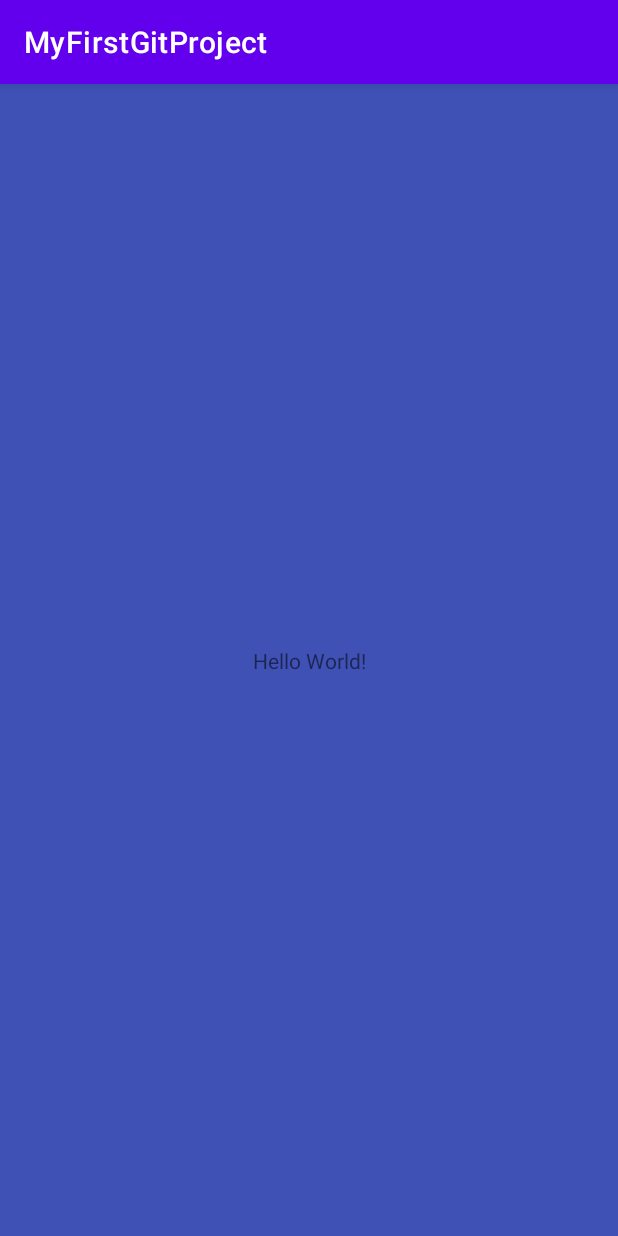
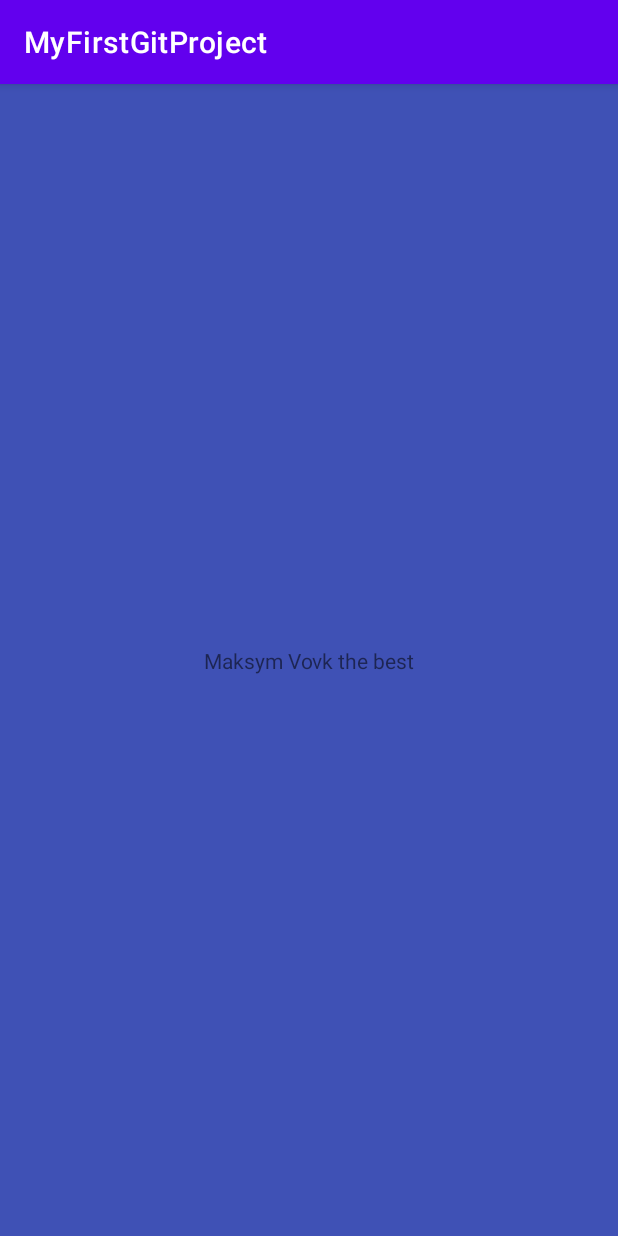
Before and after one commit to MaksymVovk7/AndroidStudioFirstGitProject, an Android app: the screen it shows after launch (MainActivity), on a phone screen of 412 x 824 dp. Run offline under Robolectric (Android 15) with nearby library versions, the phone set to English and light mode, and no system bars.

Commit message:
Change text

```diff
--- a/app/src/main/res/layout/activity_main.xml
+++ b/app/src/main/res/layout/activity_main.xml
@@ -10,7 +10,7 @@
     <TextView
         android:layout_width="wrap_content"
         android:layout_height="wrap_content"
-        android:text="Hello World!"
+        android:text="Maksym Vovk the best"
         app:layout_constraintBottom_toBottomOf="parent"
         app:layout_constraintEnd_toEndOf="parent"
         app:layout_constraintStart_toStartOf="parent"
```
